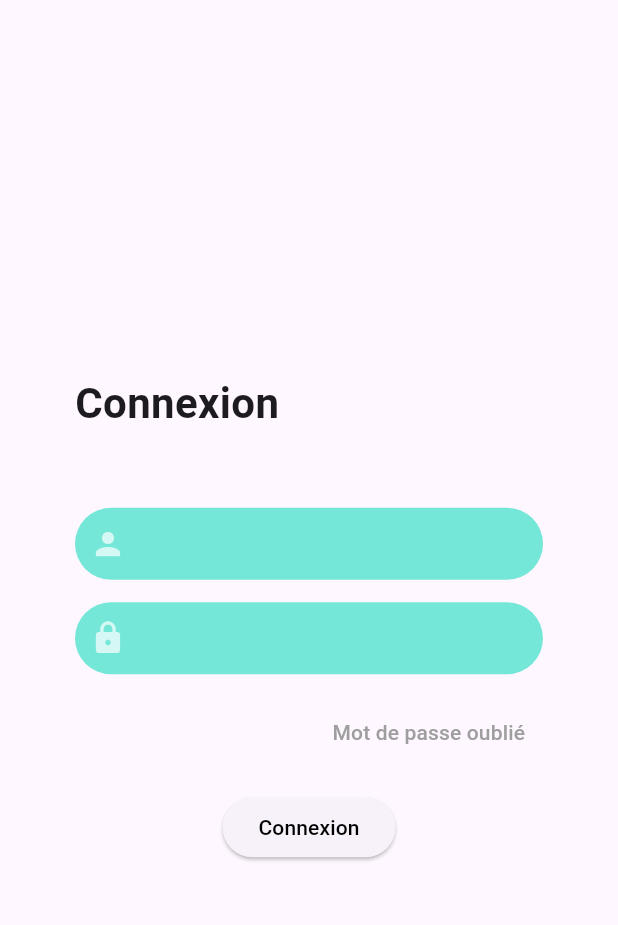
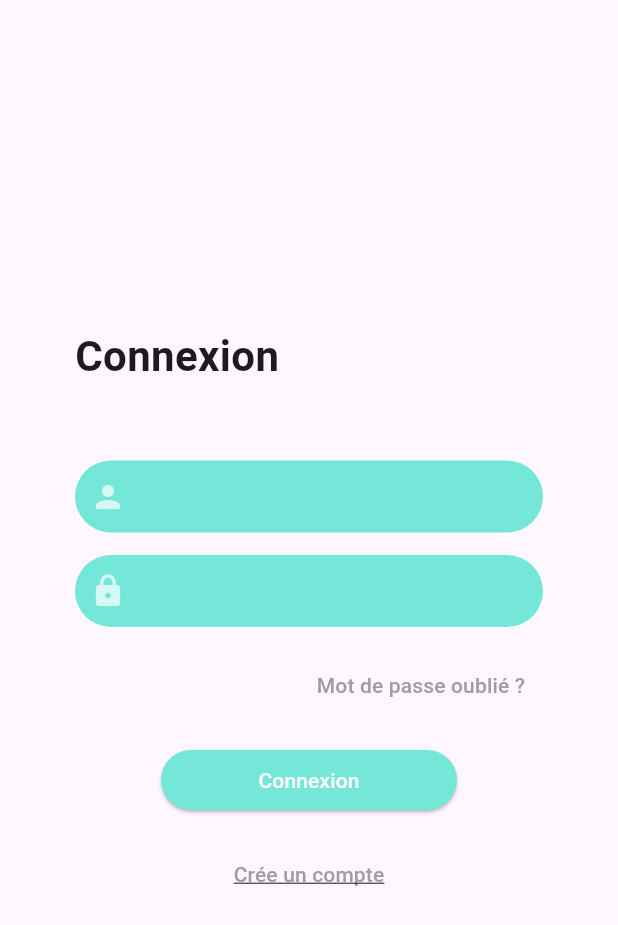
Before and after one commit to Dlmsoso/DoctoCare, a Flutter app: the screen it shows after launch, on a phone screen of 412 x 824 dp. Shown: the top 925 px of the screen. Run offline on Flutter 3.47's test engine with Material 2 defaults, Android fonts, the phone set to English and light mode, and no system bars; drawn by our look-alikes of flutter_form_builder.

Commit message:
add create account page

```diff
--- a/project/front/lib/page/connectionPage.dart
+++ b/project/front/lib/page/connectionPage.dart
@@ -30,7 +30,9 @@ class _ConnexionPage extends State<ConnexionPage> {
                 SizedBox(height: 15),
                 forgotPasswordWidget(),
                 SizedBox(height: 15),
-                connectionButton()
+                connectionButton(),
+                SizedBox(height: 15),
+                createAccountWidget(),
               ],
             ),
           ),
@@ -39,16 +41,22 @@ class _ConnexionPage extends State<ConnexionPage> {
     );
   }
 
-  Widget connectionButton() => ElevatedButton(
+  Widget connectionButton() => Container(
+        child: ElevatedButton(
           onPressed: () => Navigator.pushNamedAndRemoveUntil(
             context,
             "/mainPage",
             (_) => false,
           ),
+          style: ElevatedButton.styleFrom(
+            padding: EdgeInsets.symmetric(horizontal: 65),
+            backgroundColor: Color.fromRGBO(116, 231, 217, 1),
+          ),
           child: Text(
             "Connexion",
             style: TextStyle(
-            color: Colors.black,
+              color: Colors.white,
+            ),
           ),
         ),
       );
@@ -69,8 +77,25 @@ class _ConnexionPage extends State<ConnexionPage> {
         child: TextButton(
           onPressed: () => print('arg'),
           child: Text(
-            "Mot de passe oublié",
+            "Mot de passe oublié ?",
             style: TextStyle(color: Colors.grey),
+          ),
+        ),
+      );
+
+  Widget createAccountWidget() => Align(
+        alignment: Alignment.center,
+        child: TextButton(
+          onPressed: () => Navigator.pushNamed(
+            context,
+            "/accountCreation",
+          ),
+          child: Text(
+            "Crée un compte",
+            style: TextStyle(
+              color: Colors.grey,
+              decoration: TextDecoration.underline,
+            ),
           ),
         ),
       );
--- a/project/front/lib/page/doctorListPage.dart
+++ b/project/front/lib/page/doctorListPage.dart
@@ -140,7 +140,7 @@ class _DoctorListPage extends State<DoctorListPage> {
       builder: (BuildContext context) {
         return AlertDialog(
           content:
-              Text("Êtes vous sûr de vouloir supprimer cette conversation ?"),
+              Text("Êtes-vous sûr de vouloir supprimer cette conversation ?"),
           actions: <Widget>[
             TextButton(
               child: const Text('Retour'),
```
Also changed, not shown: project/front/lib/main.dart (+7 -0 lines), project/front/lib/page/accountCreationPage.dart (added, +121 -0 lines). Lines whose indentation alone changed are shown as unchanged.
